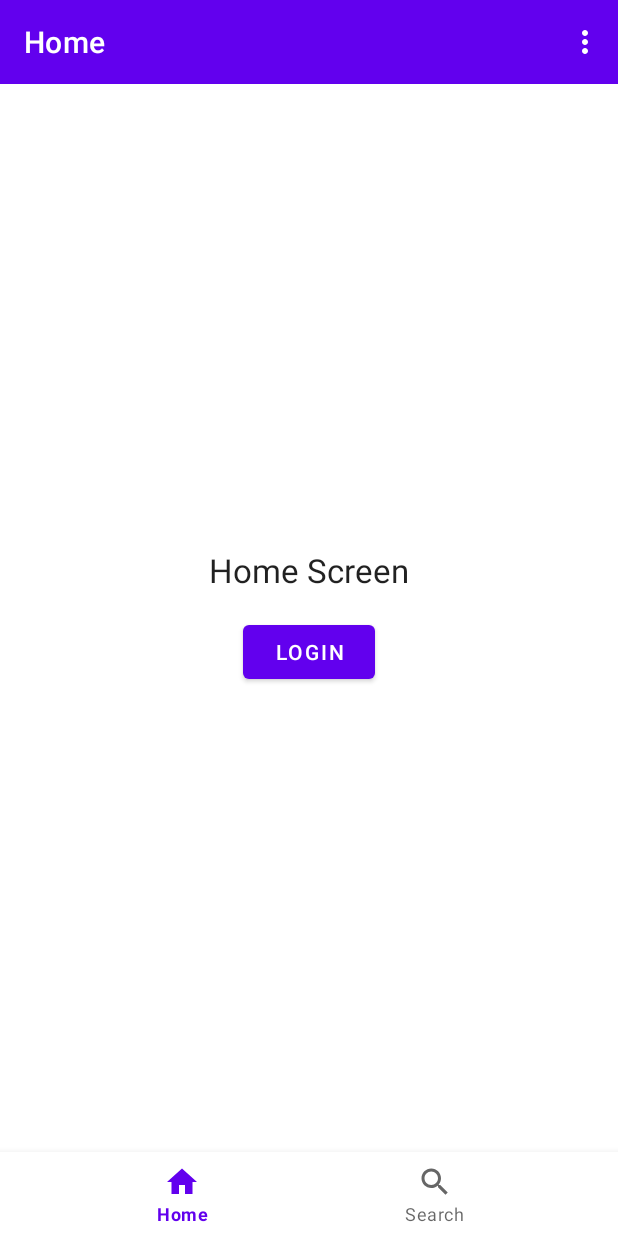
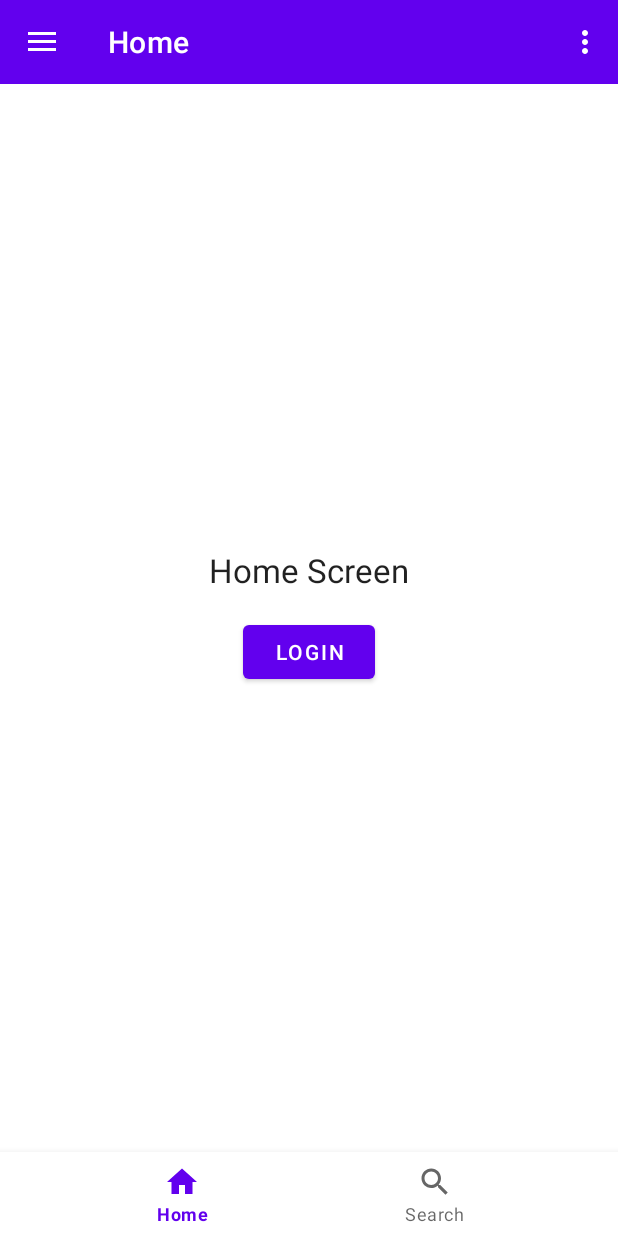
Before and after one commit to rbartelt/Navigation, an Android app: the screen it shows after launch (MainActivity), on a phone screen of 412 x 824 dp. Run offline under Robolectric (Android 15) with nearby library versions, the phone set to English and light mode, and no system bars; our stand-ins replace navigation-ui.

Commit message:
added DrawerNavigation https://www.youtube.com/watch?v=4s-EyYnmYKc

```diff
--- a/app/src/main/java/de/xxlstrandkorbverleih/navigation/MainActivity.java
+++ b/app/src/main/java/de/xxlstrandkorbverleih/navigation/MainActivity.java
@@ -3,6 +3,7 @@ package de.xxlstrandkorbverleih.navigation;
 import androidx.annotation.NonNull;
 import androidx.appcompat.app.AppCompatActivity;
 import androidx.appcompat.widget.Toolbar;
+import androidx.drawerlayout.widget.DrawerLayout;
 import androidx.navigation.NavController;
 import androidx.navigation.NavDirections;
 import androidx.navigation.Navigation;
@@ -16,6 +17,7 @@ import android.view.MenuInflater;
 import android.view.MenuItem;
 
 import com.google.android.material.bottomnavigation.BottomNavigationView;
+import com.google.android.material.navigation.NavigationView;
 
 import java.util.HashSet;
 import java.util.Set;
@@ -30,22 +32,30 @@ public class MainActivity extends AppCompatActivity {
         setContentView(R.layout.activity_main);
 
         //get NavHostFragment
-        final NavHostFragment navHostFragment = (NavHostFragment) getSupportFragmentManager().findFragmentById(R.id.nav_host_fragment);
+        NavHostFragment navHostFragment = (NavHostFragment) getSupportFragmentManager().findFragmentById(R.id.nav_host_fragment);
         navController = navHostFragment.getNavController();                         //get NavController
 
-        //set TopLevelDestinations
-        Set<Integer> topLevel = new HashSet<>();
-        topLevel.add(R.id.homeFragment);
-        topLevel.add(R.id.searchFragment);
-        //and set it to the AppBarConfiguration to avoid the Back Button shown in the actionBar
-        appBarConfiguration = new AppBarConfiguration.Builder(topLevel).build();
+        //set TopLevelDestinations (wich dont show the Backbutton in Actionbar)
+        Set<Integer> topLevelDestinations = new HashSet<>();
+        topLevelDestinations.add(R.id.homeFragment);
+        topLevelDestinations.add(R.id.searchFragment);
+        //find DrawerLayout
+        DrawerLayout drawerLayout = findViewById(R.id.drawer_layout);
+        //setup AppBarConfiguration
+        appBarConfiguration = new AppBarConfiguration.Builder(topLevelDestinations).setOpenableLayout(drawerLayout).build();
 
         Toolbar toolbar = findViewById(R.id.toolbar);                               //find Toolbar
         setSupportActionBar(toolbar);                                               //set Toolbar as Actionbar in Mainactivity
         NavigationUI.setupActionBarWithNavController(this, navController, appBarConfiguration);   //connects the Toolbar with Navgraph
 
-        BottomNavigationView bottomNavigationView = findViewById(R.id.bottom_nav);  //find BottomNavigationView
-        NavigationUI.setupWithNavController(bottomNavigationView, navController);   //connects BottomNavigationView with NavGraph
+        //connects BottomNavigationView with NavGraph
+        BottomNavigationView bottomNavigationView = findViewById(R.id.bottom_nav);
+        NavigationUI.setupWithNavController(bottomNavigationView, navController);
+
+        //Connect Drawer with Navgraph
+        NavigationView navigationView = findViewById(R.id.nav_view);
+        NavigationUI.setupWithNavController(navigationView, navController);
+
     }
 
     @Override
@@ -68,6 +78,6 @@ public class MainActivity extends AppCompatActivity {
 
     @Override
     public boolean onSupportNavigateUp() {
-        return navController.navigateUp() || super.onSupportNavigateUp();
+        return NavigationUI.navigateUp(navController, appBarConfiguration) || super.onSupportNavigateUp();
     }
 }
--- a/app/src/main/res/layout/activity_main.xml
+++ b/app/src/main/res/layout/activity_main.xml
@@ -1,10 +1,15 @@
 <?xml version="1.0" encoding="utf-8"?>
-<RelativeLayout xmlns:android="http://schemas.android.com/apk/res/android"
+<androidx.drawerlayout.widget.DrawerLayout xmlns:android="http://schemas.android.com/apk/res/android"
     xmlns:app="http://schemas.android.com/apk/res-auto"
     xmlns:tools="http://schemas.android.com/tools"
     android:layout_width="match_parent"
     android:layout_height="match_parent"
+    android:id="@+id/drawer_layout"
     tools:context=".MainActivity">
+
+    <RelativeLayout
+        android:layout_width="match_parent"
+        android:layout_height="match_parent">
 
         <androidx.appcompat.widget.Toolbar
 
@@ -13,7 +18,7 @@
             android:layout_height="wrap_content"
             android:background="@color/design_default_color_primary"
             android:theme="@style/ThemeOverlay.AppCompat.Dark.ActionBar"
-        app:popupTheme="@style/ThemeOverlay.AppCompat.Light"/>
+            app:popupTheme="@style/ThemeOverlay.AppCompat.Light" />
 
         <androidx.fragment.app.FragmentContainerView
             android:id="@+id/nav_host_fragment"
@@ -30,7 +35,14 @@
             android:layout_width="match_parent"
             android:layout_height="wrap_content"
             android:layout_alignParentBottom="true"
+            app:menu="@menu/drawer_bottom_nav_menu" />
+    </RelativeLayout>
+
+    <com.google.android.material.navigation.NavigationView
+        android:layout_width="wrap_content"
+        android:layout_height="match_parent"
+        android:id="@+id/nav_view"
+        android:layout_gravity="start"
         app:menu="@menu/drawer_bottom_nav_menu"/>
 
-
-</RelativeLayout>
+</androidx.drawerlayout.widget.DrawerLayout>
```
Lines whose indentation alone changed are shown as unchanged.
